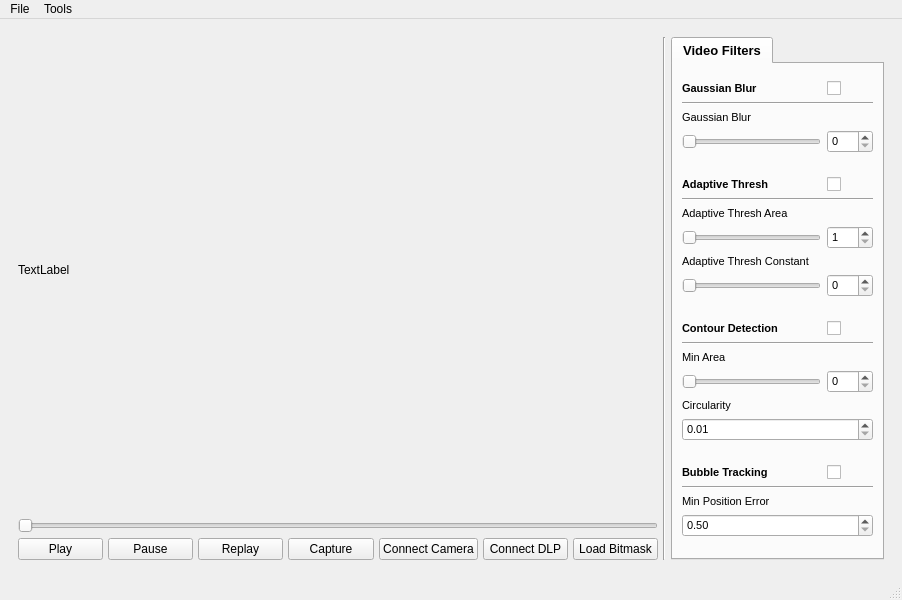
Before: the Qt Designer form src/ui/dlpctl.ui in tarumishra9498/dlpctlF25, drawn with Qt 5.
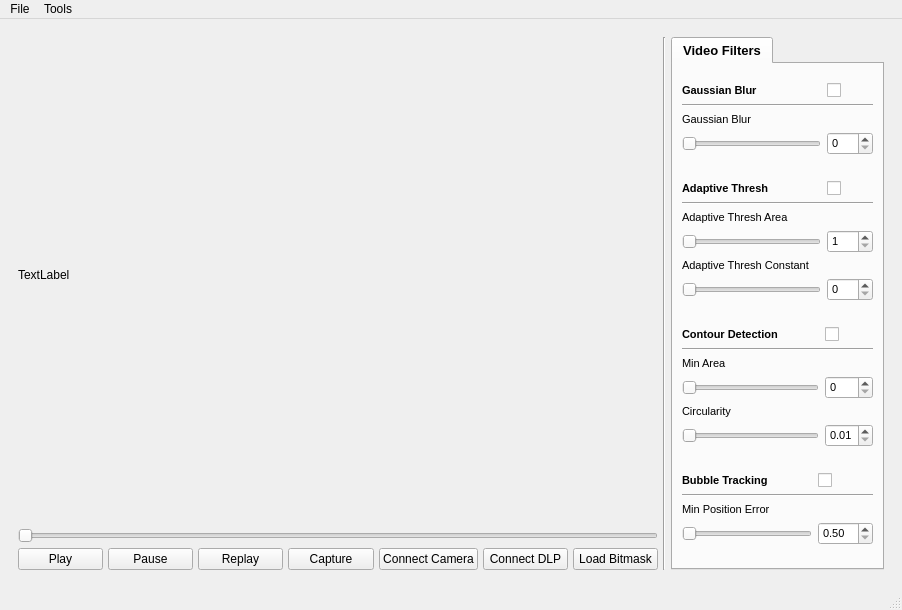
After: the same form once the commit is applied.

Commit message: Renamed many QWidgets and added missing sliders

```diff
--- a/src/ui/dlpctl.ui
+++ b/src/ui/dlpctl.ui
@@ -10,7 +10,7 @@
     <x>0</x>
     <y>0</y>
     <width>902</width>
-    <height>600</height>
+    <height>610</height>
    </rect>
   </property>
   <property name="sizePolicy">
@@ -39,7 +39,7 @@
        <bool>false</bool>
       </property>
       <property name="frameShape">
-       <enum>QFrame::NoFrame</enum>
+       <enum>QFrame::Shape::NoFrame</enum>
       </property>
       <layout class="QHBoxLayout" name="horizontalLayout_2" stretch="3,3,1">
        <property name="spacing">
@@ -63,21 +63,21 @@
          <item>
           <widget class="Line" name="line_2">
            <property name="orientation">
-            <enum>Qt::Vertical</enum>
+            <enum>Qt::Orientation::Vertical</enum>
            </property>
           </widget>
          </item>
          <item>
           <widget class="Line" name="line_3">
            <property name="orientation">
-            <enum>Qt::Vertical</enum>
+            <enum>Qt::Orientation::Vertical</enum>
            </property>
           </widget>
          </item>
          <item>
           <widget class="QSlider" name="video_slider">
            <property name="orientation">
-            <enum>Qt::Horizontal</enum>
+            <enum>Qt::Orientation::Horizontal</enum>
            </property>
           </widget>
          </item>
@@ -139,7 +139,7 @@
        <item>
         <widget class="Line" name="line">
          <property name="orientation">
-          <enum>Qt::Vertical</enum>
+          <enum>Qt::Orientation::Vertical</enum>
          </property>
         </widget>
        </item>
@@ -156,12 +156,11 @@
            <property name="font">
             <font>
              <pointsize>10</pointsize>
-             <weight>75</weight>
              <bold>true</bold>
             </font>
            </property>
            <property name="layoutDirection">
-            <enum>Qt::LeftToRight</enum>
+            <enum>Qt::LayoutDirection::LeftToRight</enum>
            </property>
            <property name="currentIndex">
             <number>0</number>
@@ -180,7 +179,7 @@
              <item>
               <layout class="QGridLayout" name="blur_grid" columnstretch="3,1">
                <item row="0" column="1">
-                <widget class="QCheckBox" name="checkBox">
+                <widget class="QCheckBox" name="blur_checkbox">
                  <property name="sizePolicy">
                   <sizepolicy hsizetype="Ignored" vsizetype="Fixed">
                    <horstretch>0</horstretch>
@@ -195,7 +194,7 @@
                <item row="1" column="0" colspan="2">
                 <widget class="Line" name="line_8">
                  <property name="orientation">
-                  <enum>Qt::Horizontal</enum>
+                  <enum>Qt::Orientation::Horizontal</enum>
                  </property>
                 </widget>
                </item>
@@ -210,18 +209,19 @@
                  <property name="font">
                   <font>
                    <pointsize>8</pointsize>
+                   <bold>true</bold>
                   </font>
                  </property>
                  <property name="text">
                   <string>Gaussian Blur</string>
                  </property>
                  <property name="alignment">
-                  <set>Qt::AlignLeading|Qt::AlignLeft|Qt::AlignVCenter</set>
+                  <set>Qt::AlignmentFlag::AlignLeading|Qt::AlignmentFlag::AlignLeft|Qt::AlignmentFlag::AlignVCenter</set>
                  </property>
                 </widget>
                </item>
                <item row="3" column="0">
-                <widget class="QSlider" name="horizontalSlider_7">
+                <widget class="QSlider" name="blur_slider">
                  <property name="sizePolicy">
                   <sizepolicy hsizetype="Preferred" vsizetype="Fixed">
                    <horstretch>0</horstretch>
@@ -235,7 +235,7 @@
                   <number>2</number>
                  </property>
                  <property name="orientation">
-                  <enum>Qt::Horizontal</enum>
+                  <enum>Qt::Orientation::Horizontal</enum>
                  </property>
                 </widget>
                </item>
@@ -250,7 +250,6 @@
                  <property name="font">
                   <font>
                    <pointsize>8</pointsize>
-                   <weight>50</weight>
                    <bold>false</bold>
                   </font>
                  </property>
@@ -258,12 +257,12 @@
                   <string>Gaussian Blur</string>
                  </property>
                  <property name="alignment">
-                  <set>Qt::AlignLeading|Qt::AlignLeft|Qt::AlignVCenter</set>
+                  <set>Qt::AlignmentFlag::AlignLeading|Qt::AlignmentFlag::AlignLeft|Qt::AlignmentFlag::AlignVCenter</set>
                  </property>
                 </widget>
                </item>
                <item row="3" column="1">
-                <widget class="QSpinBox" name="spinBox">
+                <widget class="QSpinBox" name="blur_spinbox">
                  <property name="sizePolicy">
                   <sizepolicy hsizetype="Preferred" vsizetype="Fixed">
                    <horstretch>0</horstretch>
@@ -273,7 +272,6 @@
                  <property name="font">
                   <font>
                    <pointsize>8</pointsize>
-                   <weight>50</weight>
                    <bold>false</bold>
                   </font>
                  </property>
@@ -287,7 +285,7 @@
              <item>
               <spacer name="horizontalSpacer">
                <property name="orientation">
-                <enum>Qt::Horizontal</enum>
+                <enum>Qt::Orientation::Horizontal</enum>
                </property>
                <property name="sizeHint" stdset="0">
                 <size>
@@ -300,7 +298,7 @@
              <item>
               <layout class="QGridLayout" name="thresh_grid" rowstretch="0,0,0,0,0,0" columnstretch="3,1">
                <item row="3" column="0">
-                <widget class="QSlider" name="horizontalSlider_2">
+                <widget class="QSlider" name="thresh_area_slider">
                  <property name="sizePolicy">
                   <sizepolicy hsizetype="Preferred" vsizetype="Fixed">
                    <horstretch>0</horstretch>
@@ -311,7 +309,7 @@
                   <number>1</number>
                  </property>
                  <property name="orientation">
-                  <enum>Qt::Horizontal</enum>
+                  <enum>Qt::Orientation::Horizontal</enum>
                  </property>
                 </widget>
                </item>
@@ -326,7 +324,6 @@
                  <property name="font">
                   <font>
                    <pointsize>8</pointsize>
-                   <weight>50</weight>
                    <bold>false</bold>
                   </font>
                  </property>
@@ -334,12 +331,12 @@
                   <string>Adaptive Thresh Area</string>
                  </property>
                  <property name="alignment">
-                  <set>Qt::AlignLeading|Qt::AlignLeft|Qt::AlignVCenter</set>
+                  <set>Qt::AlignmentFlag::AlignLeading|Qt::AlignmentFlag::AlignLeft|Qt::AlignmentFlag::AlignVCenter</set>
                  </property>
                 </widget>
                </item>
                <item row="5" column="0">
-                <widget class="QSlider" name="horizontalSlider_3">
+                <widget class="QSlider" name="thresh_const_slider">
                  <property name="sizePolicy">
                   <sizepolicy hsizetype="Preferred" vsizetype="Fixed">
                    <horstretch>0</horstretch>
@@ -347,7 +344,7 @@
                   </sizepolicy>
                  </property>
                  <property name="orientation">
-                  <enum>Qt::Horizontal</enum>
+                  <enum>Qt::Orientation::Horizontal</enum>
                  </property>
                 </widget>
                </item>
@@ -360,7 +357,7 @@
                   </sizepolicy>
                  </property>
                  <property name="orientation">
-                  <enum>Qt::Horizontal</enum>
+                  <enum>Qt::Orientation::Horizontal</enum>
                  </property>
                 </widget>
                </item>
@@ -369,7 +366,6 @@
                  <property name="font">
                   <font>
                    <pointsize>8</pointsize>
-                   <weight>75</weight>
                    <bold>true</bold>
                   </font>
                  </property>
@@ -377,7 +373,7 @@
                   <string>Adaptive Thresh</string>
                  </property>
                  <property name="alignment">
-                  <set>Qt::AlignLeading|Qt::AlignLeft|Qt::AlignVCenter</set>
+                  <set>Qt::AlignmentFlag::AlignLeading|Qt::AlignmentFlag::AlignLeft|Qt::AlignmentFlag::AlignVCenter</set>
                  </property>
                 </widget>
                </item>
@@ -392,7 +388,6 @@
                  <property name="font">
                   <font>
                    <pointsize>8</pointsize>
-                   <weight>50</weight>
                    <bold>false</bold>
                   </font>
                  </property>
@@ -400,19 +395,19 @@
                   <string>Adaptive Thresh Constant</string>
                  </property>
                  <property name="alignment">
-                  <set>Qt::AlignLeading|Qt::AlignLeft|Qt::AlignVCenter</set>
+                  <set>Qt::AlignmentFlag::AlignLeading|Qt::AlignmentFlag::AlignLeft|Qt::AlignmentFlag::AlignVCenter</set>
                  </property>
                 </widget>
                </item>
                <item row="0" column="1">
-                <widget class="QCheckBox" name="checkBox_2">
+                <widget class="QCheckBox" name="thresh_checkbox">
                  <property name="text">
                   <string/>
                  </property>
                 </widget>
                </item>
                <item row="3" column="1">
-                <widget class="QSpinBox" name="spinBox_2">
+                <widget class="QSpinBox" name="thresh_area_spinbox">
                  <property name="sizePolicy">
                   <sizepolicy hsizetype="Preferred" vsizetype="Fixed">
                    <horstretch>0</horstretch>
@@ -422,7 +417,6 @@
                  <property name="font">
                   <font>
                    <pointsize>8</pointsize>
-                   <weight>50</weight>
                    <bold>false</bold>
                   </font>
                  </property>
@@ -432,7 +426,7 @@
                 </widget>
                </item>
                <item row="5" column="1">
-                <widget class="QSpinBox" name="spinBox_3">
+                <widget class="QSpinBox" name="thresh_const_spinbox">
                  <property name="sizePolicy">
                   <sizepolicy hsizetype="Preferred" vsizetype="Fixed">
                    <horstretch>0</horstretch>
@@ -442,7 +436,6 @@
                  <property name="font">
                   <font>
                    <pointsize>8</pointsize>
-                   <weight>50</weight>
                    <bold>false</bold>
                   </font>
                  </property>
@@ -453,7 +446,7 @@
              <item>
               <spacer name="horizontalSpacer_2">
                <property name="orientation">
-                <enum>Qt::Horizontal</enum>
+                <enum>Qt::Orientation::Horizontal</enum>
                </property>
                <property name="sizeHint" stdset="0">
                 <size>
@@ -464,54 +457,36 @@
               </spacer>
              </item>
              <item>
-              <layout class="QGridLayout" name="contour_grid" rowstretch="0,0,0,0,0,0" columnstretch="3,1">
+              <layout class="QGridLayout" name="contour_grid" rowstretch="0,0,0,0,0,0,0" columnstretch="3,0">
+               <item row="3" column="1">
+                <widget class="QSpinBox" name="contour_spinbox">
+                 <property name="sizePolicy">
+                  <sizepolicy hsizetype="Preferred" vsizetype="Fixed">
+                   <horstretch>0</horstretch>
+                   <verstretch>0</verstretch>
+                  </sizepolicy>
+                 </property>
+                 <property name="font">
+                  <font>
+                   <pointsize>8</pointsize>
+                   <bold>false</bold>
+                  </font>
+                 </property>
+                </widget>
+               </item>
                <item row="0" column="0">
                 <widget class="QLabel" name="label_6">
                  <property name="font">
                   <font>
                    <pointsize>8</pointsize>
+                   <bold>true</bold>
                   </font>
                  </property>
                  <property name="text">
                   <string>Contour Detection</string>
                  </property>
                  <property name="alignment">
-                  <set>Qt::AlignLeading|Qt::AlignLeft|Qt::AlignVCenter</set>
-                 </property>
-                </widget>
-               </item>
-               <item row="1" column="0" colspan="2">
-                <widget class="Line" name="line_5">
-                 <property name="font">
-                  <font>
-                   <pointsize>26</pointsize>
-                  </font>
-                 </property>
-                 <property name="orientation">
-                  <enum>Qt::Horizontal</enum>
-                 </property>
-                </widget>
-               </item>
-               <item row="2" column="0" colspan="2">
-                <widget class="QLabel" name="label_5">
-                 <property name="sizePolicy">
-                  <sizepolicy hsizetype="Preferred" vsizetype="Fixed">
-                   <horstretch>0</horstretch>
-                   <verstretch>0</verstretch>
-                  </sizepolicy>
-                 </property>
-                 <property name="font">
-                  <font>
-                   <pointsize>8</pointsize>
-                   <weight>50</weight>
-                   <bold>false</bold>
-                  </font>
-                 </property>
-                 <property name="text">
-                  <string>Min Area</string>
-                 </property>
-                 <property name="alignment">
-                  <set>Qt::AlignLeading|Qt::AlignLeft|Qt::AlignVCenter</set>
+                  <set>Qt::AlignmentFlag::AlignLeading|Qt::AlignmentFlag::AlignLeft|Qt::AlignmentFlag::AlignVCenter</set>
                  </property>
                 </widget>
                </item>
@@ -526,7 +501,6 @@
                  <property name="font">
                   <font>
                    <pointsize>8</pointsize>
-                   <weight>50</weight>
                    <bold>false</bold>
                   </font>
                  </property>
@@ -534,49 +508,74 @@
                   <string>Circularity</string>
                  </property>
                  <property name="alignment">
-                  <set>Qt::AlignLeading|Qt::AlignLeft|Qt::AlignVCenter</set>
+                  <set>Qt::AlignmentFlag::AlignLeading|Qt::AlignmentFlag::AlignLeft|Qt::AlignmentFlag::AlignVCenter</set>
                  </property>
                 </widget>
                </item>
-               <item row="3" column="0">
-                <widget class="QSlider" name="horizontalSlider_4">
+               <item row="2" column="0" colspan="2">
+                <widget class="QLabel" name="label_5">
                  <property name="sizePolicy">
                   <sizepolicy hsizetype="Preferred" vsizetype="Fixed">
                    <horstretch>0</horstretch>
                    <verstretch>0</verstretch>
                   </sizepolicy>
                  </property>
-                 <property name="orientation">
-                  <enum>Qt::Horizontal</enum>
+                 <property name="font">
+                  <font>
+                   <pointsize>8</pointsize>
+                   <bold>false</bold>
+                  </font>
+                 </property>
+                 <property name="text">
+                  <string>Min Area</string>
+                 </property>
+                 <property name="alignment">
+                  <set>Qt::AlignmentFlag::AlignLeading|Qt::AlignmentFlag::AlignLeft|Qt::AlignmentFlag::AlignVCenter</set>
                  </property>
                 </widget>
                </item>
                <item row="0" column="1">
-                <widget class="QCheckBox" name="checkBox_3">
+                <widget class="QCheckBox" name="contour_checkbox">
                  <property name="text">
                   <string/>
                  </property>
                 </widget>
                </item>
-               <item row="3" column="1">
-                <widget class="QSpinBox" name="spinBox_4">
+               <item row="3" column="0">
+                <widget class="QSlider" name="contour_slider">
                  <property name="sizePolicy">
                   <sizepolicy hsizetype="Preferred" vsizetype="Fixed">
                    <horstretch>0</horstretch>
                    <verstretch>0</verstretch>
                   </sizepolicy>
                  </property>
+                 <property name="orientation">
+                  <enum>Qt::Orientation::Horizontal</enum>
+                 </property>
+                </widget>
+               </item>
+               <item row="1" column="0" colspan="2">
+                <widget class="Line" name="line_5">
                  <property name="font">
                   <font>
-                   <pointsize>8</pointsize>
-                   <weight>50</weight>
-                   <bold>false</bold>
+                   <pointsize>26</pointsize>
+                   <bold>true</bold>
                   </font>
                  </property>
+                 <property name="orientation">
+                  <enum>Qt::Orientation::Horizontal</enum>
+                 </property>
                 </widget>
                </item>
-               <item row="5" column="0" colspan="2">
-                <widget class="QDoubleSpinBox" name="doubleSpinBox">
+               <item row="5" column="0">
+                <widget class="QSlider" name="circularity_slider">
+                 <property name="orientation">
+                  <enum>Qt::Orientation::Horizontal</enum>
+                 </property>
+                </widget>
+               </item>
+               <item row="5" column="1">
+                <widget class="QDoubleSpinBox" name="circularity_spinbox">
                  <property name="sizePolicy">
                   <sizepolicy hsizetype="Preferred" vsizetype="Fixed">
                    <horstretch>0</horstretch>
@@ -586,7 +585,6 @@
                  <property name="font">
                   <font>
                    <pointsize>8</pointsize>
-                   <weight>50</weight>
                    <bold>false</bold>
                   </font>
                  </property>
@@ -606,7 +604,7 @@
              <item>
               <spacer name="horizontalSpacer_3">
                <property name="orientation">
-                <enum>Qt::Horizontal</enum>
+                <enum>Qt::Orientation::Horizontal</enum>
                </property>
                <property name="sizeHint" stdset="0">
                 <size>
@@ -618,13 +616,6 @@
              </item>
              <item>
               <layout class="QGridLayout" name="tracking_grid" columnstretch="3,1">
-               <item row="0" column="1">
-                <widget class="QCheckBox" name="checkBox_4">
-                 <property name="text">
-                  <string/>
-                 </property>
-                </widget>
-               </item>
                <item row="0" column="0">
                 <widget class="QLabel" name="label_9">
                  <property name="sizePolicy">
@@ -636,7 +627,6 @@
                  <property name="font">
                   <font>
                    <pointsize>8</pointsize>
-                   <weight>75</weight>
                    <bold>true</bold>
                   </font>
                  </property>
@@ -644,7 +634,14 @@
                   <string>Bubble Tracking</string>
                  </property>
                  <property name="alignment">
-                  <set>Qt::AlignLeading|Qt::AlignLeft|Qt::AlignVCenter</set>
+                  <set>Qt::AlignmentFlag::AlignLeading|Qt::AlignmentFlag::AlignLeft|Qt::AlignmentFlag::AlignVCenter</set>
+                 </property>
+                </widget>
+               </item>
+               <item row="1" column="0" colspan="2">
+                <widget class="Line" name="line_7">
+                 <property name="orientation">
+                  <enum>Qt::Orientation::Horizontal</enum>
                  </property>
                 </widget>
                </item>
@@ -659,7 +656,6 @@
                  <property name="font">
                   <font>
                    <pointsize>8</pointsize>
-                   <weight>50</weight>
                    <bold>false</bold>
                   </font>
                  </property>
@@ -667,19 +663,26 @@
                   <string>Min Position Error</string>
                  </property>
                  <property name="alignment">
-                  <set>Qt::AlignLeading|Qt::AlignLeft|Qt::AlignVCenter</set>
+                  <set>Qt::AlignmentFlag::AlignLeading|Qt::AlignmentFlag::AlignLeft|Qt::AlignmentFlag::AlignVCenter</set>
                  </property>
                 </widget>
                </item>
-               <item row="1" column="0" colspan="2">
-                <widget class="Line" name="line_7">
+               <item row="0" column="1">
+                <widget class="QCheckBox" name="tracking_checkbox">
+                 <property name="text">
+                  <string/>
+                 </property>
+                </widget>
+               </item>
+               <item row="3" column="0">
+                <widget class="QSlider" name="tracking_min_error_slider">
                  <property name="orientation">
-                  <enum>Qt::Horizontal</enum>
+                  <enum>Qt::Orientation::Horizontal</enum>
                  </property>
                 </widget>
                </item>
-               <item row="3" column="0" colspan="2">
-                <widget class="QDoubleSpinBox" name="doubleSpinBox_2">
+               <item row="3" column="1">
+                <widget class="QDoubleSpinBox" name="tracking_min_error_spinbox">
                  <property name="sizePolicy">
                   <sizepolicy hsizetype="Expanding" vsizetype="Fixed">
                    <horstretch>0</horstretch>
@@ -689,7 +692,6 @@
                  <property name="font">
                   <font>
                    <pointsize>8</pointsize>
-                   <weight>50</weight>
                    <bold>false</bold>
                   </font>
                  </property>
@@ -723,7 +725,7 @@
      <x>0</x>
      <y>0</y>
      <width>902</width>
-     <height>21</height>
+     <height>22</height>
     </rect>
    </property>
    <widget class="QMenu" name="menuFile">
```
The commit also changes 2 other files.
